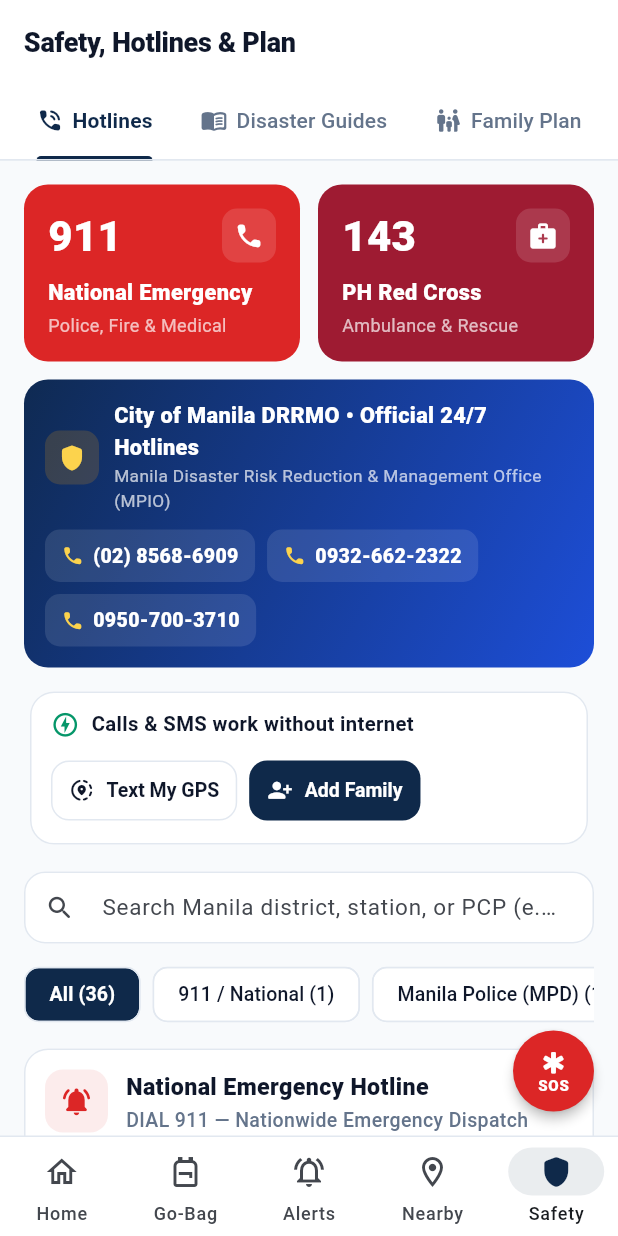
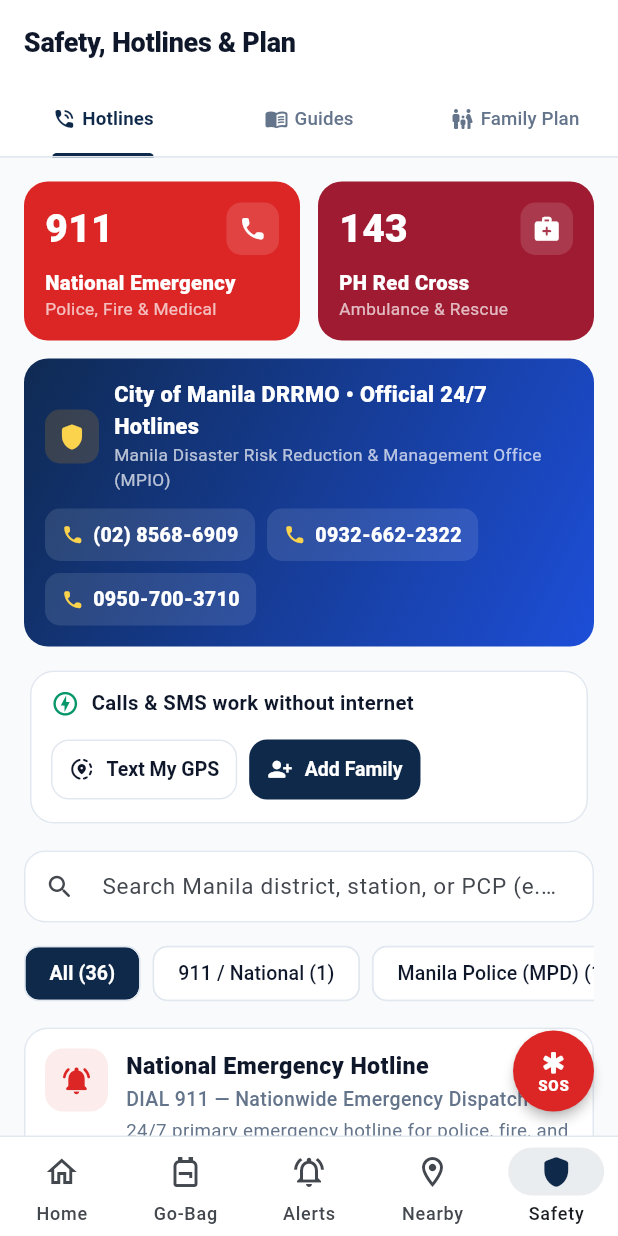
Before and after one commit to stemgroupxi-cell/lifecheckpoint, a Flutter app: the screen it shows after launch, item 5 of the bottom bar chosen, on a phone screen of 412 x 824 dp. Run offline on Flutter 3.47's test engine with Material 3 defaults, Android fonts, the phone set to English and light mode, and no system bars; our stand-ins replace flutter_map, latlong2, shared_preferences, web; missing offline and left inert: dart:js_interop; network calls fail.

Commit message:
Update app

```diff
--- a/lib/screens/emergency_contacts_screen.dart
+++ b/lib/screens/emergency_contacts_screen.dart
@@ -577,7 +577,7 @@ class _EmergencyContactsScreenState extends State<EmergencyContactsScreen> {
         onTap: onTap,
         borderRadius: BorderRadius.circular(16),
         child: Padding(
-          padding: const EdgeInsets.all(16),
+          padding: const EdgeInsets.all(14),
           child: Column(
             crossAxisAlignment: CrossAxisAlignment.start,
             children: [
@@ -587,7 +587,7 @@ class _EmergencyContactsScreenState extends State<EmergencyContactsScreen> {
                   Text(
                     number,
                     style: const TextStyle(
-                      fontSize: 28,
+                      fontSize: 26,
                       fontWeight: FontWeight.w900,
                       color: Colors.white,
                       height: 1.0,
@@ -599,29 +599,31 @@ class _EmergencyContactsScreenState extends State<EmergencyContactsScreen> {
                       color: Colors.white.withAlpha(34),
                       borderRadius: BorderRadius.circular(10),
                     ),
-                    child: Icon(icon, color: Colors.white, size: 20),
+                    child: Icon(icon, color: Colors.white, size: 19),
                   ),
                 ],
               ),
               const SizedBox(height: 10),
               Text(
                 title,
-                maxLines: 1,
+                maxLines: 2,
                 overflow: TextOverflow.ellipsis,
                 style: const TextStyle(
-                  fontSize: 14.5,
+                  fontSize: 13.5,
                   fontWeight: FontWeight.w800,
                   color: Colors.white,
+                  height: 1.2,
                 ),
               ),
-              const SizedBox(height: 2),
+              const SizedBox(height: 3),
               Text(
                 subtitle,
-                maxLines: 1,
+                maxLines: 2,
                 overflow: TextOverflow.ellipsis,
                 style: const TextStyle(
-                  fontSize: 12,
+                  fontSize: 11.5,
                   color: Colors.white70,
+                  height: 1.25,
                 ),
               ),
             ],
--- a/lib/screens/emergency_monitoring_screen.dart
+++ b/lib/screens/emergency_monitoring_screen.dart
@@ -72,7 +72,7 @@ class EmergencyMonitoringScreen extends StatelessWidget {
     final syncText = mon.isOfflineMode
         ? (isFil ? 'Offline • Naka-save na datos' : 'Offline • Showing saved info')
         : (isFil
-            ? 'Updated ${mon.lastUpdated != null ? DateFormat('h:mm a').format(mon.lastUpdated!) : 'Ngayon'}'
+            ? 'Na-update ${mon.lastUpdated != null ? DateFormat('h:mm a').format(mon.lastUpdated!) : 'Ngayon'}'
             : 'Updated ${mon.lastUpdated != null ? DateFormat('h:mm a').format(mon.lastUpdated!) : 'Just now'}');
 
     return Scaffold(
--- a/lib/screens/evacuation_map_screen.dart
+++ b/lib/screens/evacuation_map_screen.dart
@@ -351,7 +351,7 @@ class _EvacuationMapScreenState extends State<EvacuationMapScreen> {
                           icon: Icons.local_police_rounded,
                           selected: emergency.selectedFacilityType ==
                               FacilityType.policeFire,
-                          color: Colors.indigo.shade600,
+                          color: Colors.indigo.shade800,
                           isDark: isDark,
                           onTap: () {
                             setState(() => _selectedCenter = null);
@@ -2366,7 +2366,7 @@ class _EvacuationMapScreenState extends State<EvacuationMapScreen> {
 
     if (saved == true && mounted) {
       final newCenter = EvacuationCenter(
-        id: const Uuid().v4(),
+        id: 'custom_${const Uuid().v4()}',
         name: name,
         address: addr.isEmpty ? 'Local Manila Barangay Site' : addr,
         city: city.isEmpty ? 'Manila' : city,
--- a/lib/screens/safety_hub_screen.dart
+++ b/lib/screens/safety_hub_screen.dart
@@ -1,7 +1,6 @@
 import 'package:flutter/material.dart';
 import 'package:provider/provider.dart';
 import '../providers/settings_provider.dart';
-import '../utils/app_strings.dart';
 import '../utils/app_theme.dart';
 import 'disaster_guide_screen.dart';
 import 'emergency_contacts_screen.dart';
@@ -17,7 +16,6 @@ class SafetyHubScreen extends StatelessWidget {
     final settings = context.watch<SettingsProvider>();
     final isDark = settings.isDarkMode;
     final isFil = settings.isFilipino;
-    final s = AppStrings(isFil);
 
     final activeColor =
         isDark ? Colors.lightBlue.shade200 : AppTheme.primaryNavy;
@@ -32,52 +30,70 @@ class SafetyHubScreen extends StatelessWidget {
             isFil ? 'Kaligtasan, Hotline at Plano' : 'Safety, Hotlines & Plan',
           ),
           bottom: TabBar(
-            isScrollable: true,
-            tabAlignment: TabAlignment.center,
+            isScrollable: false,
             indicatorColor: activeColor,
             indicatorWeight: 3,
             labelColor: activeColor,
             unselectedLabelColor: idleColor,
+            labelPadding: const EdgeInsets.symmetric(horizontal: 4),
             dividerColor: isDark ? AppTheme.darkBorder : AppTheme.lightBorder,
             labelStyle: const TextStyle(
-              fontSize: 14,
+              fontSize: 12.5,
               fontWeight: FontWeight.w700,
             ),
             unselectedLabelStyle: const TextStyle(
-              fontSize: 14,
+              fontSize: 12.5,
               fontWeight: FontWeight.w500,
             ),
             tabs: [
               Tab(
-                height: 48,
+                height: 46,
                 child: Row(
                   mainAxisSize: MainAxisSize.min,
                   children: [
-                    const Icon(Icons.phone_in_talk_rounded, size: 18),
-                    const SizedBox(width: 6),
-                    Text(isFil ? 'Mga Hotline' : 'Hotlines'),
+                    const Icon(Icons.phone_in_talk_rounded, size: 16),
+                    const SizedBox(width: 4),
+                    Flexible(
+                      child: Text(
+                        isFil ? 'Hotline' : 'Hotlines',
+                        maxLines: 1,
+                        overflow: TextOverflow.ellipsis,
+                      ),
+                    ),
                   ],
                 ),
               ),
               Tab(
-                height: 48,
+                height: 46,
                 child: Row(
                   mainAxisSize: MainAxisSize.min,
                   children: [
-                    const Icon(Icons.menu_book_rounded, size: 18),
-                    const SizedBox(width: 6),
-                    Text(s.disasterGuides),
+                    const Icon(Icons.menu_book_rounded, size: 16),
+                    const SizedBox(width: 4),
+                    Flexible(
+                      child: Text(
+                        isFil ? 'Gabay' : 'Guides',
+                        maxLines: 1,
+                        overflow: TextOverflow.ellipsis,
+                      ),
+                    ),
                   ],
                 ),
               ),
               Tab(
-                height: 48,
+                height: 46,
                 child: Row(
                   mainAxisSize: MainAxisSize.min,
                   children: [
-                    const Icon(Icons.family_restroom_rounded, size: 18),
-                    const SizedBox(width: 6),
-                    Text(isFil ? 'Plano' : 'Family Plan'),
+                    const Icon(Icons.family_restroom_rounded, size: 16),
+                    const SizedBox(width: 4),
+                    Flexible(
+                      child: Text(
+                        isFil ? 'Plano' : 'Family Plan',
+                        maxLines: 1,
+                        overflow: TextOverflow.ellipsis,
+                      ),
+                    ),
                   ],
                 ),
               ),
--- a/lib/services/api_client.dart
+++ b/lib/services/api_client.dart
@@ -61,7 +61,7 @@ class ApiClient {
 
     try {
       final encodedBody = body != null ? json.encode(body) : null;
-      const reqTimeout = Duration(seconds: 15);
+      const reqTimeout = Duration(seconds: 20);
       late final http.Response resp;
 
       switch (method.toUpperCase()) {
```
Also changed, not shown: lib/providers/emergency_provider.dart (+31 -12 lines), lib/screens/home_dashboard_screen.dart (+4 -4 lines), lib/utils/sos_sheet.dart (+42 -16 lines), vercel.json, 4 other files.
